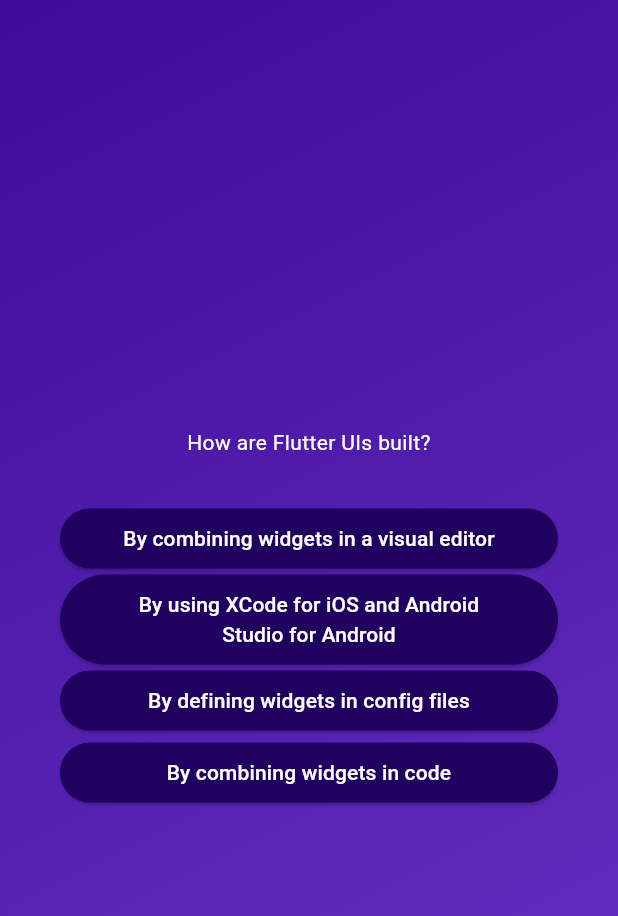
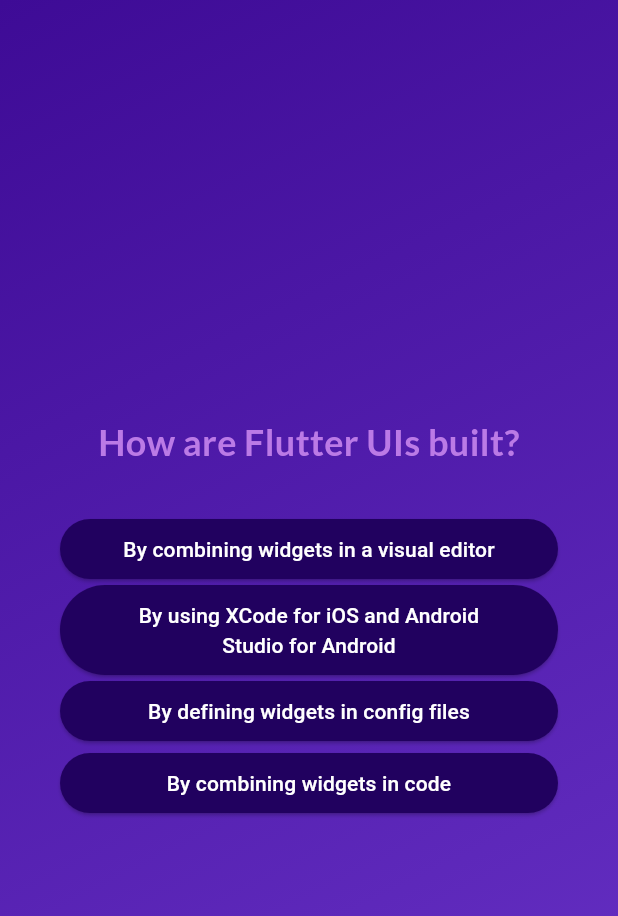
Before and after one commit to Rush-2K/Flutter-Full-Course, a Flutter app: the screen it shows after launch, after a tap on "Start Quiz", after a tap on "Components", on a phone screen of 412 x 824 dp. Shown: the top 916 px of the screen. Run offline on Flutter 3.47's test engine with Material 3 defaults, Android fonts, the phone set to English and light mode, and no system bars; our stand-ins replace google_fonts.

Commit message:
add google fonts(third party packages), pass data via fx across widgets

```diff
--- a/app_03_quiz/lib/questions_screen.dart
+++ b/app_03_quiz/lib/questions_screen.dart
@@ -1,9 +1,12 @@
 import 'package:app_03_quiz/answer_button.dart';
 import 'package:flutter/material.dart';
 import 'package:app_03_quiz/data/questions.dart';
+import 'package:google_fonts/google_fonts.dart';
 
 class QuestionsScreen extends StatefulWidget {
-  const QuestionsScreen({super.key});
+  const QuestionsScreen({super.key, required this.onSelectAnswer});
+
+  final void Function(String answer) onSelectAnswer;
 
   @override
   State<QuestionsScreen> createState() {
@@ -12,14 +15,13 @@ class QuestionsScreen extends StatefulWidget {
 }
 
 class _QuestionsScreenState extends State<QuestionsScreen> {
-
   var currentQuestionIndex = 0;
 
-  void answerQuestion () {
+  void answerQuestion(String selectedAnswer) {
+    widget.onSelectAnswer(selectedAnswer);
     setState(() {
       currentQuestionIndex += 1;
     });
-
   }
 
   @override
@@ -31,19 +33,27 @@ class _QuestionsScreenState extends State<QuestionsScreen> {
       child: Container(
         margin: const EdgeInsets.all(40),
         child: Column(
-          mainAxisAlignment: MainAxisAlignment.center, //vertical axis since now is column
+          mainAxisAlignment:
+              MainAxisAlignment.center, //vertical axis since now is column
           crossAxisAlignment: CrossAxisAlignment.stretch,
           children: [
             Text(
               currentQuestion.text,
-              style: const TextStyle(
-                color: Colors.white,
+              style: GoogleFonts.lato(
+                color: const Color.fromARGB(255, 187, 122, 230),
+                fontSize: 24,
+                fontWeight: FontWeight.bold,
               ),
               textAlign: TextAlign.center,
             ),
             const SizedBox(height: 30),
-            ...currentQuestion.getShuffledAnswers().map((item) {
-              return AnswerButton(answerText: item, onTap: answerQuestion);
+            ...currentQuestion.getShuffledAnswers().map((answer) {
+              return AnswerButton(
+                answerText: answer,
+                onTap: () {
+                  answerQuestion(answer);
+                },
+              );
             })
           ],
         ),
--- a/app_03_quiz/lib/quiz.dart
+++ b/app_03_quiz/lib/quiz.dart
@@ -12,6 +12,7 @@ class Quiz extends StatefulWidget {
 }
 
 class _QuizState extends State<Quiz> {
+  final List<String> selectedAnswers = [];
   var activeScreen = 'start-screen';
 
   // @override
@@ -26,12 +27,16 @@ class _QuizState extends State<Quiz> {
     });
   }
 
+  void chooseAnswer(String answer) {
+    selectedAnswers.add(answer);
+  }
+
   @override
   Widget build(context) {
     Widget screenWidget = StartScreen(switchScreen);
 
     if (activeScreen == 'questions-screen') {
-      screenWidget = const QuestionsScreen();
+      screenWidget = QuestionsScreen(onSelectAnswer: chooseAnswer);
     }
 
     return MaterialApp(
--- a/app_03_quiz/lib/start_screen.dart
+++ b/app_03_quiz/lib/start_screen.dart
@@ -1,4 +1,5 @@
 import 'package:flutter/material.dart';
+import 'package:google_fonts/google_fonts.dart';
 
 class StartScreen extends StatelessWidget {
   const StartScreen(this.startQuiz , {super.key});
@@ -16,10 +17,10 @@ class StartScreen extends StatelessWidget {
           color: const Color.fromARGB(150, 255, 255, 255),
         ),
         const SizedBox(height: 80),
-        const Text(
+        Text(
           'Learn Flutter the fun way!',
-          style: TextStyle(
-            color: Color.fromARGB(255, 205, 185, 228),
+          style: GoogleFonts.lato(
+            color: const Color.fromARGB(255, 205, 185, 228),
             fontSize: 24,
           ),
         ),
--- a/app_03_quiz/pubspec.yaml
+++ b/app_03_quiz/pubspec.yaml
@@ -35,6 +35,7 @@ dependencies:
   # The following adds the Cupertino Icons font to your application.
   # Use with the CupertinoIcons class for iOS style icons.
   cupertino_icons: ^1.0.2
+  google_fonts: ^4.0.3
 
 dev_dependencies:
   flutter_test:
```
